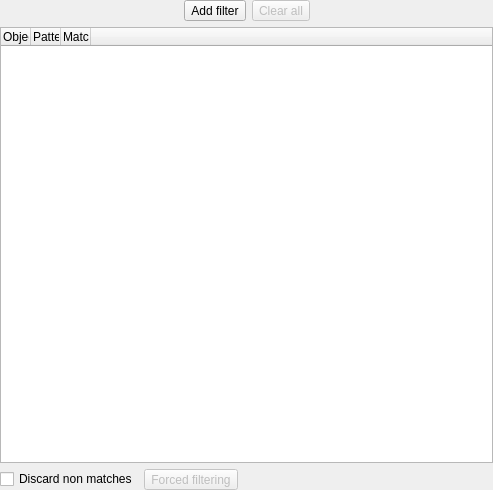
Before: the Qt Designer form libpgmodeler_ui/ui/objectsfilterwidget.ui in pgmodeler/pgmodeler, drawn with Qt 5.
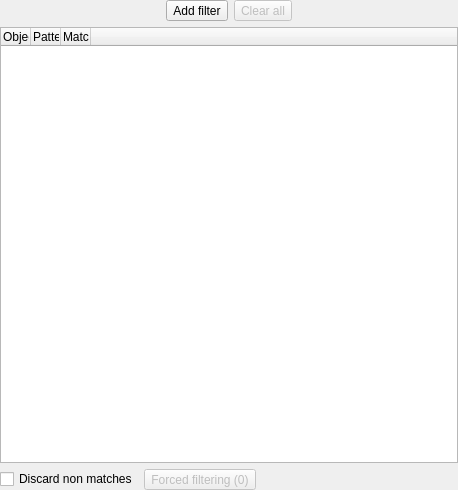
After: the same form once the commit is applied. Icons and pictures are not drawn.

Patch:
```diff
--- a/libpgmodeler_ui/ui/objectsfilterwidget.ui
+++ b/libpgmodeler_ui/ui/objectsfilterwidget.ui
@@ -6,7 +6,7 @@
    <rect>
     <x>0</x>
     <y>0</y>
-    <width>493</width>
+    <width>458</width>
     <height>490</height>
    </rect>
   </property>
@@ -217,7 +217,7 @@
      </column>
      <column>
       <property name="text">
-       <string/>
+       <string> </string>
       </property>
      </column>
     </widget>
@@ -255,7 +255,7 @@
         <string>&lt;p&gt;Forces the filtering of table children objects (constraints, indexes, policies, rules and triggers) if there's at least one table/view/foreign table filter configured. This will bring only the children related to the filtered tables. This option bypasses the non matches discarding option for the selected children objects.&lt;/p&gt;</string>
        </property>
        <property name="text">
-        <string>Forced filtering</string>
+        <string>Forced filtering (0)</string>
        </property>
        <property name="icon">
         <iconset resource="../res/resources.qrc">
```
Left out of the diff: 2 changed lines with no effect on the pictures.
